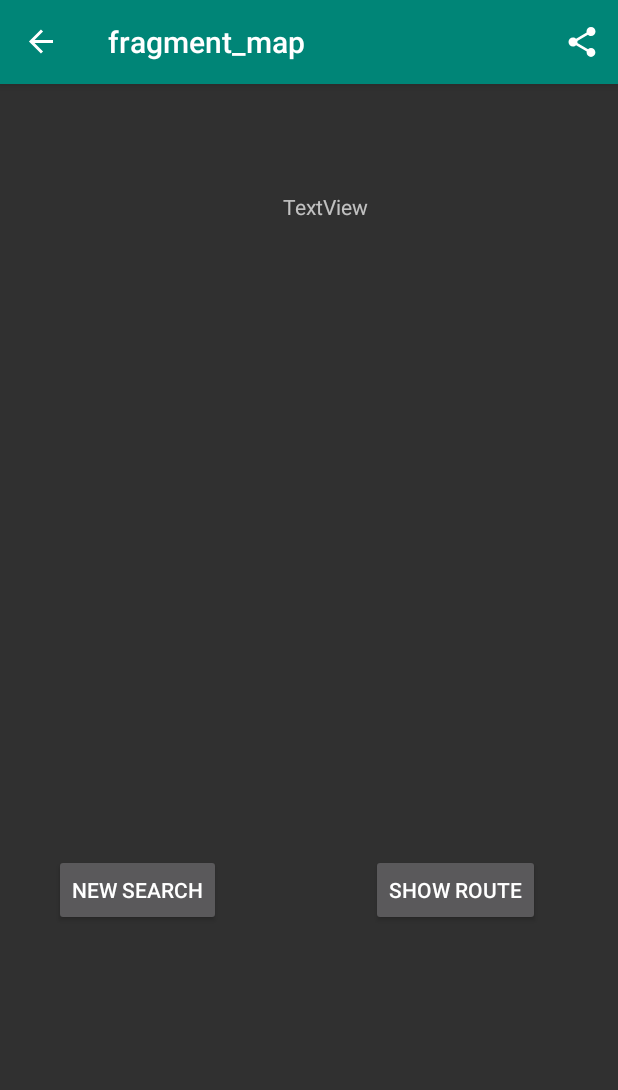
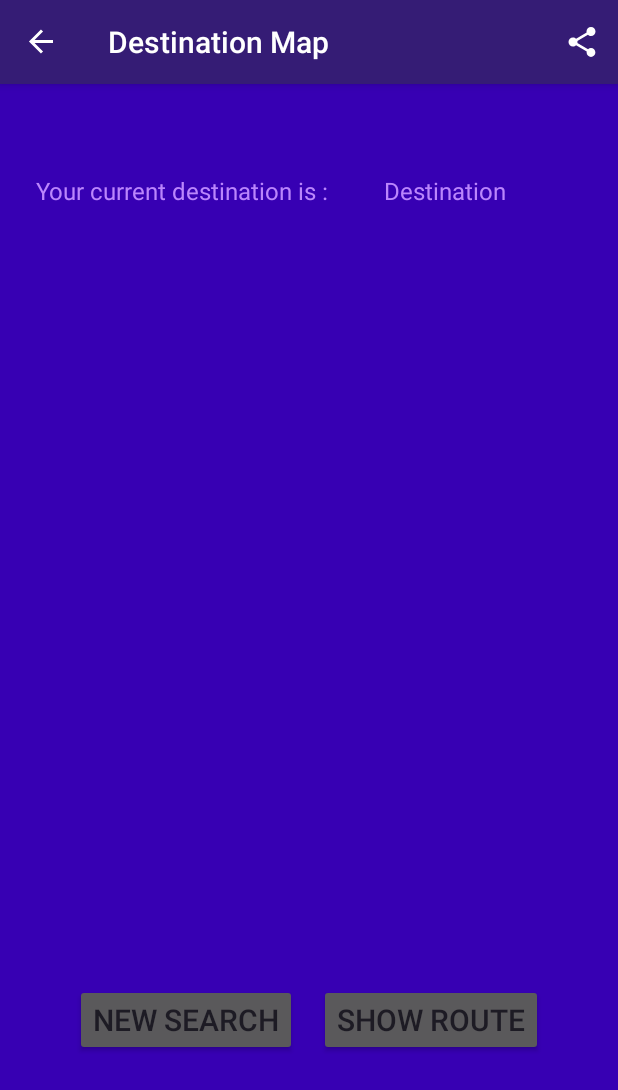
Before and after one commit to M-JM/RouteFinder, an Android app: the MapFragment screen opened through its navigation route, on a phone screen of 412 x 824 dp. Shown: the top 1090 px of the screen. Run offline under Robolectric (Android 15) with nearby library versions, the light colour scheme and no system bars; our stand-ins replace data binding, navigation-ui.

Commit message:
Layout changes

```diff
--- a/app/src/main/res/layout/fragment_map.xml
+++ b/app/src/main/res/layout/fragment_map.xml
@@ -11,71 +11,76 @@
             type="be.hub.jimmymiels.routefinder.title.TitleViewModel" />
 
     </data>
+
     <androidx.constraintlayout.widget.ConstraintLayout
         android:id="@+id/frameLayout"
         android:layout_width="match_parent"
-    android:layout_height="match_parent">
-    <TextView
-        android:id="@+id/textView4"
-        android:layout_width="wrap_content"
-        android:layout_height="wrap_content"
-        android:layout_marginTop="60dp"
-        android:text=""
-        app:layout_constraintEnd_toEndOf="parent"
-        app:layout_constraintStart_toStartOf="parent"
-        app:layout_constraintTop_toTopOf="parent" />
+        android:layout_height="match_parent"
+        android:background="@color/design_default_color_primary_dark">
 
         <ImageView
             android:id="@+id/imageView"
-        android:layout_width="273dp"
-        android:layout_height="282dp"
-        android:layout_marginTop="72dp"
+            android:layout_width="0dp"
+            android:layout_height="0dp"
+            android:layout_marginTop="8dp"
+            android:layout_marginBottom="52dp"
+            app:layout_constraintBottom_toTopOf="@+id/showrouteButton"
             app:layout_constraintEnd_toEndOf="parent"
+            app:layout_constraintHorizontal_bias="0.493"
             app:layout_constraintStart_toStartOf="parent"
-        app:layout_constraintTop_toBottomOf="@+id/textView4"
+            app:layout_constraintTop_toBottomOf="@+id/textView3"
             tools:src="@tools:sample/avatars" />
+
+        <TextView
+            android:id="@+id/textView5"
+            android:layout_width="wrap_content"
+            android:layout_height="wrap_content"
+            android:layout_marginStart="24dp"
+            android:layout_marginTop="60dp"
+            android:text="@string/TextStringDestination"
+            android:textColor="@color/PrimaryPurple"
+            android:textSize="@dimen/Title"
+            app:layout_constraintStart_toStartOf="parent"
+            app:layout_constraintTop_toTopOf="parent" />
 
         <Button
             android:id="@+id/showrouteButton"
             android:layout_width="wrap_content"
             android:layout_height="wrap_content"
-        android:layout_marginTop="80dp"
-        android:layout_marginEnd="52dp"
-        android:layout_marginBottom="63dp"
-        android:text="show route"
+            android:layout_marginEnd="50dp"
+            android:layout_marginBottom="120dp"
+            android:text="@string/TextShowRoute"
+            android:textColor="@color/BackgroundPrimary"
+            android:textSize="@dimen/SmallerButton"
             app:layout_constraintBottom_toBottomOf="parent"
-        app:layout_constraintEnd_toEndOf="parent"
-        app:layout_constraintTop_toBottomOf="@+id/imageView"
-        app:layout_constraintVertical_bias="0.0" />
+            app:layout_constraintEnd_toEndOf="parent" />
 
         <Button
             android:id="@+id/newsearchButton"
             android:layout_width="wrap_content"
             android:layout_height="wrap_content"
-        android:layout_marginStart="56dp"
-        android:layout_marginTop="80dp"
-        android:layout_marginEnd="124dp"
-        android:layout_marginBottom="63dp"
-        android:text="New Search"
+            android:layout_marginStart="50dp"
+            android:layout_marginBottom="120dp"
+            android:text="@string/TextNewSearch"
+            android:textColor="@color/BackgroundPrimary"
+            android:textSize="@dimen/SmallerButton"
             app:layout_constraintBottom_toBottomOf="parent"
-        app:layout_constraintEnd_toStartOf="@+id/showrouteButton"
-        app:layout_constraintHorizontal_bias="0.456"
-        app:layout_constraintStart_toStartOf="parent"
-        app:layout_constraintTop_toBottomOf="@+id/imageView"
-        app:layout_constraintVertical_bias="0.0" />
+            app:layout_constraintStart_toStartOf="parent" />
 
         <TextView
             android:id="@+id/textView3"
             android:layout_width="wrap_content"
             android:layout_height="wrap_content"
-        android:layout_marginStart="187dp"
-        android:layout_marginTop="72dp"
-        android:layout_marginEnd="165dp"
+            android:layout_marginStart="34dp"
+            android:layout_marginTop="60dp"
+            android:layout_marginEnd="72dp"
             android:layout_marginBottom="60dp"
-        android:text="TextView"
+            android:text="@string/MapTitle"
+            android:textColor="@color/PrimaryPurple"
+            android:textSize="@dimen/Title"
             app:layout_constraintBottom_toTopOf="@+id/imageView"
             app:layout_constraintEnd_toEndOf="parent"
-        app:layout_constraintStart_toStartOf="parent"
+            app:layout_constraintStart_toEndOf="@+id/textView5"
             app:layout_constraintTop_toTopOf="parent" />
     </androidx.constraintlayout.widget.ConstraintLayout>
 
--- a/app/src/main/res/navigation/navigation.xml
+++ b/app/src/main/res/navigation/navigation.xml
@@ -8,7 +8,7 @@
     <fragment
         android:id="@+id/titleFragment"
         android:name="be.hub.jimmymiels.routefinder.title.TitleFragment"
-        android:label="fragment_title"
+        android:label="Search new destination"
         tools:layout="@layout/fragment_title" >
         <action
             android:id="@+id/action_titleFragment_to_routeFragment"
@@ -21,7 +21,7 @@
     <fragment
         android:id="@+id/routeFragment"
         android:name="be.hub.jimmymiels.routefinder.route.RouteFragment"
-        android:label="fragment_route"
+        android:label="Destination Route"
         tools:layout="@layout/fragment_route" >
         <action
             android:id="@+id/action_routeFragment_to_mapFragment"
@@ -33,7 +33,7 @@
     <fragment
         android:id="@+id/mapFragment"
         android:name="be.hub.jimmymiels.routefinder.map.MapFragment"
-        android:label="fragment_map"
+        android:label="Destination Map"
         tools:layout="@layout/fragment_map" >
         <action
             android:id="@+id/action_mapFragment_to_titleFragment"
--- a/app/src/main/res/values/colors.xml
+++ b/app/src/main/res/values/colors.xml
@@ -3,4 +3,6 @@
     <color name="colorPrimary">#008577</color>
     <color name="colorPrimaryDark">#00574B</color>
     <color name="colorAccent">#D81B60</color>
+    <color name="PrimaryPurple">#bb86fc</color>
+    <color name="BackgroundPrimary">#1D1B24</color>
 </resources>
--- /dev/null
+++ b/app/src/main/res/values/dimens.xml
@@ -0,0 +1,5 @@
+<?xml version="1.0" encoding="utf-8"?>
+<resources>
+    <dimen name="Title">16sp</dimen>
+    <dimen name="SmallerButton">20sp</dimen>
+</resources>
--- a/app/src/main/res/values/strings.xml
+++ b/app/src/main/res/values/strings.xml
@@ -4,12 +4,12 @@
     <!-- TODO: Remove or change this placeholder text -->
     <string name="hello_blank_fragment">Hello blank fragment</string>
     <string name="share">Share</string>
-    <string name="route1">Get on E40 in Woluwe-Saint-Lambert from Rue Belliard/Belliardstraat and N23,Head southeast on Bisschopsstraat Rue de lEvêque Continue onto Rue de lEcuyer Schildknaapsstraat</string>
-    <string name="route2">
-        Take Nationalestraat and Kronenburgstraat to Britselei/N113,
-        Head east on Eiermarkt toward Melkmarkt,
-        Eiermarkt turns right and becomes Schoenmarkt,
-        Continue onto Groenplaats,
-    </string>
+    <string name="MapTitle">Destination</string>
+    <string name="TitleRoute">Destination</string>
+    <string name="TextSearch">Search</string>
+    <string name="TextNewSearch">New Search</string>
+    <string name="ButtonMap">Show Map</string>
+    <string name="TextShowRoute">Show Route</string>
+    <string name="TextStringDestination">Your current destination is :</string>
 
 </resources>
--- a/app/src/main/res/values/styles.xml
+++ b/app/src/main/res/values/styles.xml
@@ -3,7 +3,7 @@
     <!-- Base application theme. -->
     <style name="AppTheme" parent="Theme.AppCompat">
         <!-- Customize your theme here. -->
-        <item name="colorPrimary">@color/colorPrimary</item>
+        <item name="colorPrimary">#351c75</item>
         <item name="colorPrimaryDark">@color/colorPrimaryDark</item>
         <item name="colorAccent">@color/colorAccent</item>
     </style>
```
Also changed, not shown: app/src/main/res/layout/fragment_route.xml (+35 -15 lines), app/src/main/res/layout/fragment_title.xml (+18 -5 lines). Lines whose indentation alone changed are shown as unchanged.
